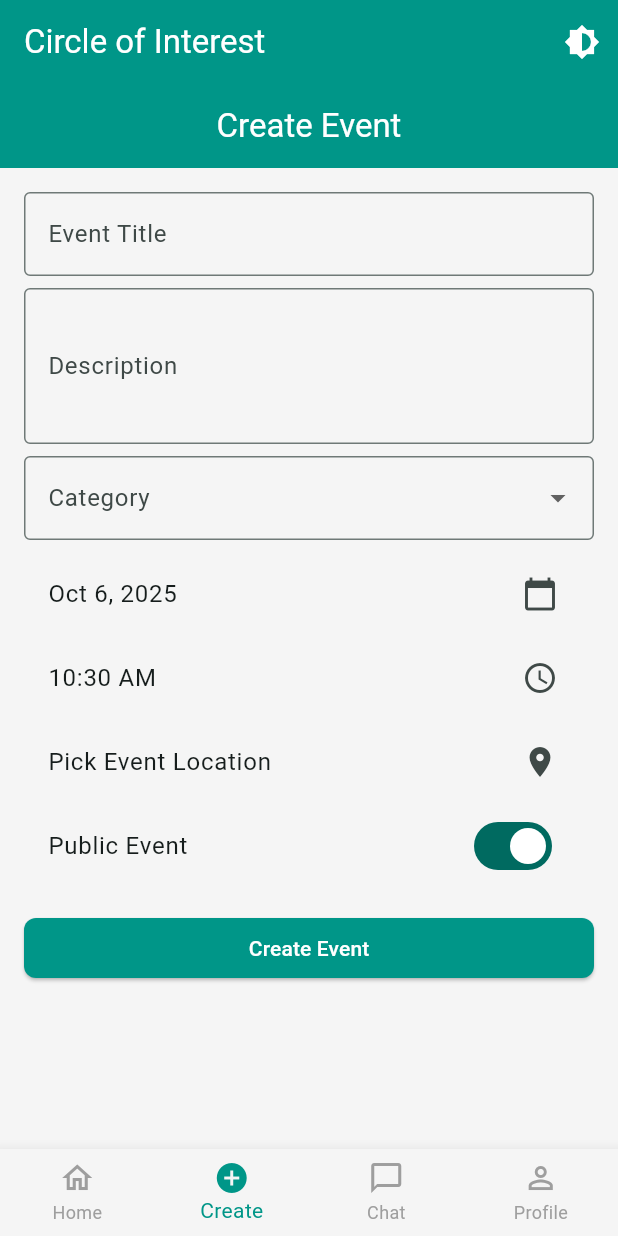
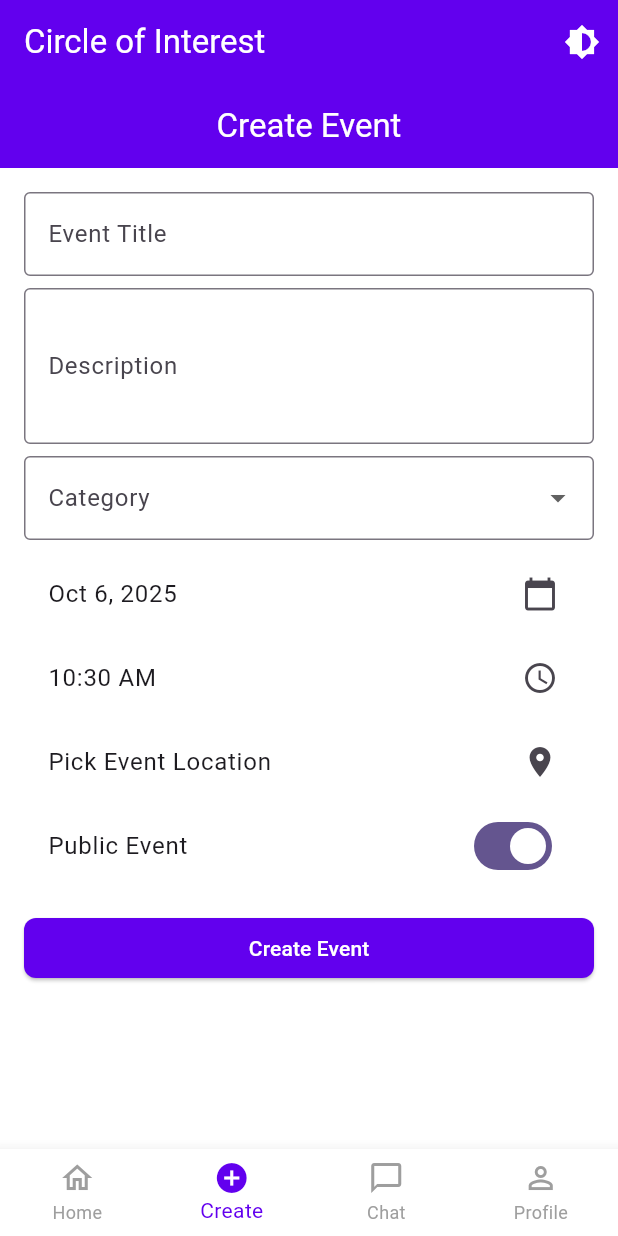
Before and after one commit to sandy4242/CircleOfInterest, a Flutter app: the screen it shows after launch, item 2 of the bottom bar chosen, on a phone screen of 412 x 824 dp. Run offline on Flutter 3.47's test engine with Material 3 defaults, Android fonts, the phone set to English and light mode, and no system bars; our stand-ins replace go_router, shared_preferences.

Commit message:
Enhancement: Persistent dark mode with bottom nav & header color adaptation

```diff
--- a/lib/core/theme/app_colors.dart
+++ b/lib/core/theme/app_colors.dart
@@ -1,17 +1,15 @@
 import 'package:flutter/material.dart';
 
 class AppColors {
-  //light-theme colors
-  static const Color primary = Colors.teal;
-  static const Color accent = Colors.tealAccent;
-  static const Color background = Color(0xFFF5F5F5);
-  static const Color textPrimary = Colors.black87;
-  static const Color textSecondary = Colors.black54;
+  // Light theme
+  static const Color primary = Color(0xFF6200EE);
+  static const Color background = Colors.white;
+  static const Color bottomNavLight = Colors.white;
+  static const Color headerLight = Color(0xFF6200EE);
 
-  // Dark theme colors
-  static const Color primaryDark = Colors.teal;
-  static const Color accentDark = Colors.tealAccent;
+  // Dark theme
+  static const Color primaryDark = Color(0xFFBB86FC);
   static const Color backgroundDark = Color(0xFF121212);
-  static const Color textPrimaryDark = Colors.white70;
-  static const Color textSecondaryDark = Colors.white54;
+  static const Color bottomNavDark = Color(0xFF1F1F1F);
+  static const Color headerDark = Color(0xFFBB86FC);
 }
--- a/lib/core/theme/app_theme.dart
+++ b/lib/core/theme/app_theme.dart
@@ -5,15 +5,20 @@ class AppTheme {
   static ThemeData get light {
     return ThemeData(
       primaryColor: AppColors.primary,
+      scaffoldBackgroundColor: AppColors.background,
       colorScheme: ColorScheme.fromSeed(
         seedColor: AppColors.primary,
         brightness: Brightness.light,
       ),
-      scaffoldBackgroundColor: AppColors.background,
       appBarTheme: const AppBarTheme(
-        backgroundColor: AppColors.primary,
+        backgroundColor: AppColors.headerLight,
         foregroundColor: Colors.white,
         elevation: 0,
+      ),
+      bottomNavigationBarTheme: const BottomNavigationBarThemeData(
+        backgroundColor: AppColors.bottomNavLight,
+        selectedItemColor: AppColors.primary,
+        unselectedItemColor: Colors.grey,
       ),
       elevatedButtonTheme: ElevatedButtonThemeData(
         style: ElevatedButton.styleFrom(
@@ -30,15 +35,20 @@ class AppTheme {
   static ThemeData get dark {
     return ThemeData(
       primaryColor: AppColors.primaryDark,
+      scaffoldBackgroundColor: AppColors.backgroundDark,
       colorScheme: ColorScheme.fromSeed(
         seedColor: AppColors.primaryDark,
         brightness: Brightness.dark,
       ),
-      scaffoldBackgroundColor: AppColors.backgroundDark,
       appBarTheme: const AppBarTheme(
-        backgroundColor: AppColors.primaryDark,
+        backgroundColor: AppColors.headerDark,
         foregroundColor: Colors.white,
         elevation: 0,
+      ),
+      bottomNavigationBarTheme: const BottomNavigationBarThemeData(
+        backgroundColor: AppColors.bottomNavDark,
+        selectedItemColor: AppColors.primaryDark,
+        unselectedItemColor: Colors.grey,
       ),
       elevatedButtonTheme: ElevatedButtonThemeData(
         style: ElevatedButton.styleFrom(
--- a/lib/main.dart
+++ b/lib/main.dart
@@ -1,6 +1,7 @@
-import 'package:circle_of_interest/presentation/screens/main_screen.dart';
 import 'package:flutter/material.dart';
+import 'package:shared_preferences/shared_preferences.dart';
 import 'core/theme/app_theme.dart';
+import 'presentation/screens/main_screen.dart';
 
 void main() {
   runApp(const CircleOfInterest());
@@ -14,12 +15,28 @@ class CircleOfInterest extends StatefulWidget {
 }
 
 class _CircleOfInterestState extends State<CircleOfInterest> {
-  ThemeMode _themeMode = ThemeMode.system; // Default to system theme
+  ThemeMode _themeMode = ThemeMode.system;
 
-  void toggleTheme() {
+  @override
+  void initState() {
+    super.initState();
+    _loadTheme();
+  }
+
+  void _loadTheme() async {
+    final prefs = await SharedPreferences.getInstance();
+    final isDark = prefs.getBool('isDark') ?? false;
+    setState(() {
+      _themeMode = isDark ? ThemeMode.dark : ThemeMode.light;
+    });
+  }
+
+  void toggleTheme() async {
+    final prefs = await SharedPreferences.getInstance();
     setState(() {
       _themeMode =
           _themeMode == ThemeMode.light ? ThemeMode.dark : ThemeMode.light;
+      prefs.setBool('isDark', _themeMode == ThemeMode.dark);
     });
   }
 
@@ -29,10 +46,10 @@ class _CircleOfInterestState extends State<CircleOfInterest> {
       title: 'CircleOfInterest',
       debugShowCheckedModeBanner: false,
       theme: AppTheme.light,
-      darkTheme: AppTheme.dark, // Make sure you define dark theme in app_theme.dart
+      darkTheme: AppTheme.dark,
       themeMode: _themeMode,
       home: MainScreen(
-        onToggleTheme: toggleTheme, // Pass toggle function to MainScreen
+        onToggleTheme: toggleTheme, // Pass toggle to main screen
       ),
     );
   }
```
